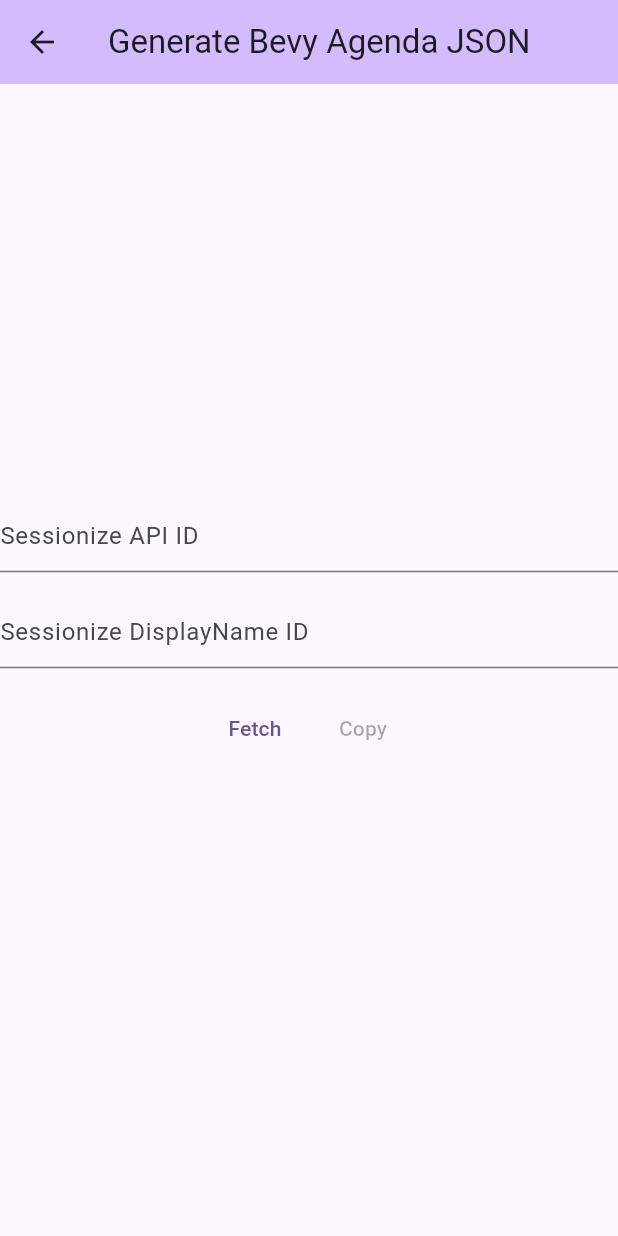
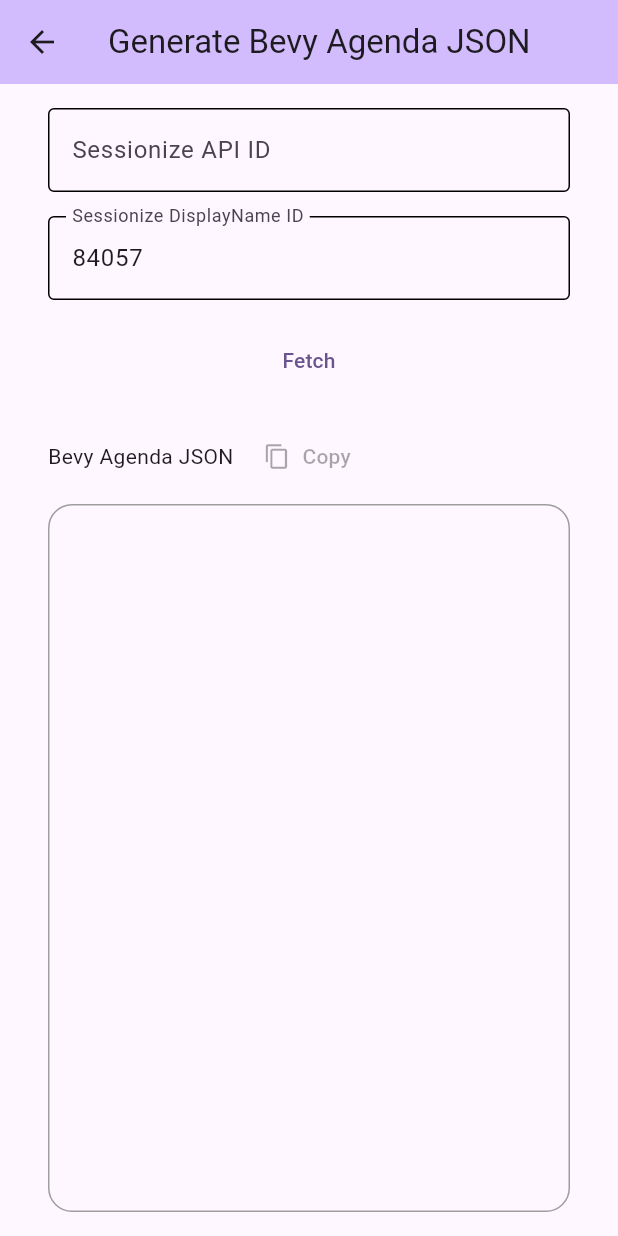
Before and after one commit to gdg-twhk/gdg_platform_tool, a Flutter app: the GenerateBevyAgendaPage screen opened directly, on a phone screen of 412 x 824 dp. Run offline on Flutter 3.47's test engine with Material 3 defaults, Android fonts, the light colour scheme and no system bars.

Commit message:
feat: update `GenerateBevyAgendaPage` UI

```diff
--- a/lib/pages/generate_bevy_agenda_page.dart
+++ b/lib/pages/generate_bevy_agenda_page.dart
@@ -19,7 +19,9 @@
 
 class _GenerateBevyAgendaPageState extends State<GenerateBevyAgendaPage> {
   final _apiId = TextEditingController();
-  final _displayNameId = TextEditingController();
+  final _displayNameId = TextEditingController(
+    text: '84057',
+  );
 
   String? content;
 
@@ -30,34 +32,44 @@
         backgroundColor: Theme.of(context).colorScheme.inversePrimary,
         title: const Text('Generate Bevy Agenda JSON'),
       ),
-      body: Center(
-        child: SingleChildScrollView(
+      body: Padding(
+        padding: const EdgeInsets.symmetric(
+          horizontal: 32.0,
+          vertical: 16.0,
+        ),
         child: Column(
-            mainAxisAlignment: MainAxisAlignment.center,
+          mainAxisAlignment: MainAxisAlignment.start,
           children: <Widget>[
             TextField(
               controller: _apiId,
               decoration: const InputDecoration(
-                  hintText: 'Sessionize API ID',
+                focusedBorder: OutlineInputBorder(),
+                enabledBorder: OutlineInputBorder(),
+                labelText: 'Sessionize API ID',
               ),
             ),
             const SizedBox(height: 16.0),
             TextField(
               controller: _displayNameId,
               decoration: const InputDecoration(
-                  hintText: 'Sessionize DisplayName ID',
+                focusedBorder: OutlineInputBorder(),
+                enabledBorder: OutlineInputBorder(),
+                labelText: 'Sessionize DisplayName ID',
+              ),
+            ),
+            const SizedBox(height: 16.0),
+            Center(
+              child: TextButton(
+                onPressed: _fetch,
+                child: const Text('Fetch'),
               ),
             ),
             const SizedBox(height: 16.0),
             Row(
-                mainAxisAlignment: MainAxisAlignment.center,
               children: [
-                  TextButton(
-                    onPressed: _fetch,
-                    child: const Text('Fetch'),
-                  ),
+                const Text('Bevy Agenda JSON'),
                 const SizedBox(width: 8.0),
-                  TextButton(
+                TextButton.icon(
                   onPressed: content == null
                       ? null
                       : () {
@@ -65,14 +77,30 @@
                             ClipboardData(text: content!),
                           );
                         },
-                    child: const Text('Copy'),
+                  icon: const Icon(Icons.copy),
+                  label: const Text('Copy'),
                 ),
               ],
             ),
-              const SizedBox(height: 16.0),
-              Text(content ?? ''),
+            const SizedBox(height: 8.0),
+            Expanded(
+              child: Container(
+                width: double.infinity,
+                decoration: BoxDecoration(
+                  borderRadius: const BorderRadius.all(
+                    Radius.circular(16.0),
+                  ),
+                  border: Border.all(color: Colors.grey),
+                ),
+                child: SingleChildScrollView(
+                  child: Padding(
+                    padding: const EdgeInsets.all(16.0),
+                    child: SelectableText(content ?? ''),
+                  ),
+                ),
+              ),
+            ),
           ],
-          ),
         ),
       ),
     );
```
Lines whose indentation alone changed are shown as unchanged.
